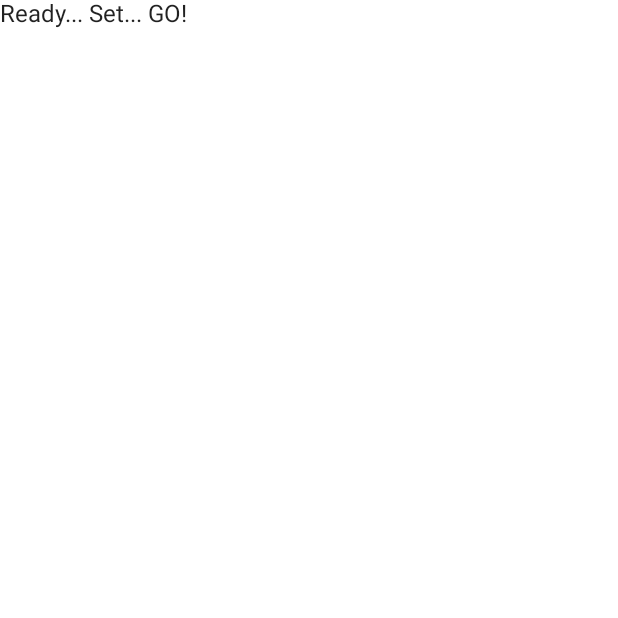
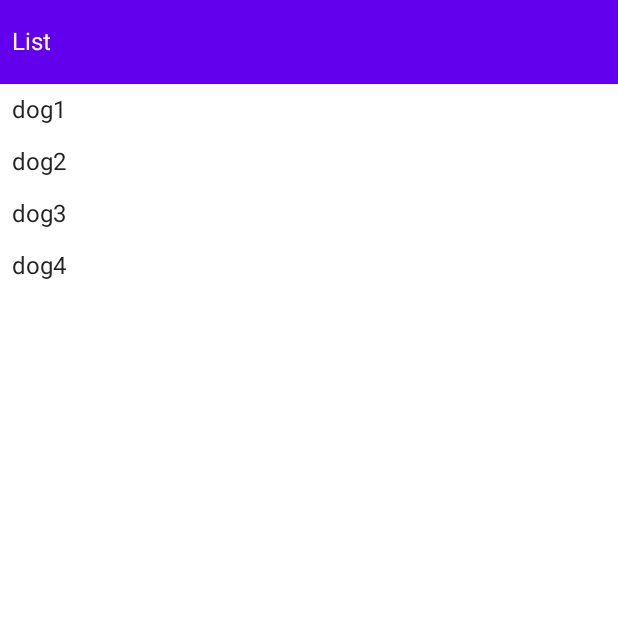
Before and after one commit to seisuke/android-dev-challenge-compose, an Android app built with Jetpack Compose: the screen it shows after launch (MainActivity), on a phone screen of 412 x 824 dp, the top half of it. Before the commit the part shown is almost empty. Run offline under Robolectric (Android 15) with nearby library versions, the phone set to English and light mode, and no system bars.

```diff
--- a/app/src/main/java/com/example/androiddevchallenge/MainActivity.kt
+++ b/app/src/main/java/com/example/androiddevchallenge/MainActivity.kt
@@ -17,30 +17,60 @@ package com.example.androiddevchallenge
 
 import android.os.Bundle
 import androidx.activity.compose.setContent
+import androidx.activity.viewModels
 import androidx.appcompat.app.AppCompatActivity
 import androidx.compose.material.MaterialTheme
 import androidx.compose.material.Surface
-import androidx.compose.material.Text
 import androidx.compose.runtime.Composable
 import androidx.compose.ui.tooling.preview.Preview
+import com.example.androiddevchallenge.model.Dog
+import com.example.androiddevchallenge.model.ScreenState.DetailState
+import com.example.androiddevchallenge.model.ScreenState.ListState
+import com.example.androiddevchallenge.model.ScreenStateViewModel
+import com.example.androiddevchallenge.ui.screen.DetailScreen
+import com.example.androiddevchallenge.ui.screen.ListScreen
 import com.example.androiddevchallenge.ui.theme.MyTheme
 
 class MainActivity : AppCompatActivity() {
+
+    private val screenStateViewModel by viewModels<ScreenStateViewModel>()
+
     override fun onCreate(savedInstanceState: Bundle?) {
         super.onCreate(savedInstanceState)
         setContent {
             MyTheme {
-                MyApp()
+                MyApp(screenStateViewModel)
             }
+        }
+    }
+
+    override fun onBackPressed() {
+        if (!screenStateViewModel.onBack()) {
+            super.onBackPressed()
         }
     }
 }
 
 // Start building your app here!
 @Composable
-fun MyApp() {
+fun MyApp(screenStateViewModel: ScreenStateViewModel) {
+    val dogList = listOf(
+        Dog(name = "dog1", description = "dog1 is blar blar blar"),
+        Dog(name = "dog2", description = "dog2 is blar blar blar"),
+        Dog(name = "dog3", description = "dog3 is blar blar blar"),
+        Dog(name = "dog4", description = "dog4 is blar blar blar"),
+    )
+
+    val onClick: (Dog) -> Unit = { dog ->
+        screenStateViewModel.navigateTo(DetailState(dog))
+    }
+
+    val screenState = screenStateViewModel.currentScreenState
     Surface(color = MaterialTheme.colors.background) {
-        Text(text = "Ready... Set... GO!")
+        when (screenState) {
+            ListState -> ListScreen(dogList, onClick)
+            is DetailState -> DetailScreen(screenState)
+        }
     }
 }
 
@@ -48,7 +78,7 @@ fun MyApp() {
 @Composable
 fun LightPreview() {
     MyTheme {
-        MyApp()
+        MyApp(ScreenStateViewModel())
     }
 }
 
@@ -56,6 +86,6 @@ fun LightPreview() {
 @Composable
 fun DarkPreview() {
     MyTheme(darkTheme = true) {
-        MyApp()
+        MyApp(ScreenStateViewModel())
     }
 }
--- /dev/null
+++ b/app/src/main/java/com/example/androiddevchallenge/model/Dog.kt
@@ -0,0 +1,21 @@
+/*
+ * Copyright 2021 The Android Open Source Project
+ *
+ * Licensed under the Apache License, Version 2.0 (the "License");
+ * you may not use this file except in compliance with the License.
+ * You may obtain a copy of the License at
+ *
+ *     https://www.apache.org/licenses/LICENSE-2.0
+ *
+ * Unless required by applicable law or agreed to in writing, software
+ * distributed under the License is distributed on an "AS IS" BASIS,
+ * WITHOUT WARRANTIES OR CONDITIONS OF ANY KIND, either express or implied.
+ * See the License for the specific language governing permissions and
+ * limitations under the License.
+ */
+package com.example.androiddevchallenge.model
+
+data class Dog(
+    val name: String,
+    val description: String
+)
--- /dev/null
+++ b/app/src/main/java/com/example/androiddevchallenge/model/ScreenState.kt
@@ -0,0 +1,21 @@
+/*
+ * Copyright 2021 The Android Open Source Project
+ *
+ * Licensed under the Apache License, Version 2.0 (the "License");
+ * you may not use this file except in compliance with the License.
+ * You may obtain a copy of the License at
+ *
+ *     https://www.apache.org/licenses/LICENSE-2.0
+ *
+ * Unless required by applicable law or agreed to in writing, software
+ * distributed under the License is distributed on an "AS IS" BASIS,
+ * WITHOUT WARRANTIES OR CONDITIONS OF ANY KIND, either express or implied.
+ * See the License for the specific language governing permissions and
+ * limitations under the License.
+ */
+package com.example.androiddevchallenge.model
+
+sealed class ScreenState {
+    object ListState : ScreenState()
+    class DetailState(val dog: Dog) : ScreenState()
+}
--- /dev/null
+++ b/app/src/main/java/com/example/androiddevchallenge/model/ScreenStateViewModel.kt
@@ -0,0 +1,40 @@
+/*
+ * Copyright 2021 The Android Open Source Project
+ *
+ * Licensed under the Apache License, Version 2.0 (the "License");
+ * you may not use this file except in compliance with the License.
+ * You may obtain a copy of the License at
+ *
+ *     https://www.apache.org/licenses/LICENSE-2.0
+ *
+ * Unless required by applicable law or agreed to in writing, software
+ * distributed under the License is distributed on an "AS IS" BASIS,
+ * WITHOUT WARRANTIES OR CONDITIONS OF ANY KIND, either express or implied.
+ * See the License for the specific language governing permissions and
+ * limitations under the License.
+ */
+package com.example.androiddevchallenge.model
+
+import androidx.annotation.MainThread
+import androidx.compose.runtime.getValue
+import androidx.compose.runtime.mutableStateOf
+import androidx.compose.runtime.setValue
+import androidx.lifecycle.ViewModel
+
+class ScreenStateViewModel : ViewModel() {
+
+    var currentScreenState: ScreenState by mutableStateOf(ScreenState.ListState)
+        private set
+
+    @MainThread
+    fun onBack(): Boolean {
+        val wasHandled = currentScreenState != ScreenState.ListState
+        currentScreenState = ScreenState.ListState
+        return wasHandled
+    }
+
+    @MainThread
+    fun navigateTo(screenState: ScreenState) {
+        currentScreenState = screenState
+    }
+}
--- /dev/null
+++ b/app/src/main/java/com/example/androiddevchallenge/ui/TopBar.kt
@@ -0,0 +1,42 @@
+/*
+ * Copyright 2021 The Android Open Source Project
+ *
+ * Licensed under the Apache License, Version 2.0 (the "License");
+ * you may not use this file except in compliance with the License.
+ * You may obtain a copy of the License at
+ *
+ *     https://www.apache.org/licenses/LICENSE-2.0
+ *
+ * Unless required by applicable law or agreed to in writing, software
+ * distributed under the License is distributed on an "AS IS" BASIS,
+ * WITHOUT WARRANTIES OR CONDITIONS OF ANY KIND, either express or implied.
+ * See the License for the specific language governing permissions and
+ * limitations under the License.
+ */
+package com.example.androiddevchallenge.ui
+
+import androidx.compose.foundation.background
+import androidx.compose.foundation.layout.Box
+import androidx.compose.foundation.layout.fillMaxWidth
+import androidx.compose.foundation.layout.height
+import androidx.compose.foundation.layout.padding
+import androidx.compose.material.MaterialTheme
+import androidx.compose.material.Text
+import androidx.compose.runtime.Composable
+import androidx.compose.ui.Alignment
+import androidx.compose.ui.Modifier
+import androidx.compose.ui.unit.dp
+
+@Composable
+fun TopBar(title: String) {
+    Box(
+        Modifier
+            .background(color = MaterialTheme.colors.primary)
+            .fillMaxWidth()
+            .height(56.dp)
+            .padding(start = 8.dp),
+        contentAlignment = Alignment.CenterStart
+    ) {
+        Text(title, color = MaterialTheme.colors.onPrimary)
+    }
+}
--- /dev/null
+++ b/app/src/main/java/com/example/androiddevchallenge/ui/screen/ListScreen.kt
@@ -0,0 +1,48 @@
+/*
+ * Copyright 2021 The Android Open Source Project
+ *
+ * Licensed under the Apache License, Version 2.0 (the "License");
+ * you may not use this file except in compliance with the License.
+ * You may obtain a copy of the License at
+ *
+ *     https://www.apache.org/licenses/LICENSE-2.0
+ *
+ * Unless required by applicable law or agreed to in writing, software
+ * distributed under the License is distributed on an "AS IS" BASIS,
+ * WITHOUT WARRANTIES OR CONDITIONS OF ANY KIND, either express or implied.
+ * See the License for the specific language governing permissions and
+ * limitations under the License.
+ */
+package com.example.androiddevchallenge.ui.screen
+
+import androidx.compose.foundation.clickable
+import androidx.compose.foundation.layout.fillMaxWidth
+import androidx.compose.foundation.layout.padding
+import androidx.compose.foundation.lazy.LazyColumn
+import androidx.compose.foundation.lazy.items
+import androidx.compose.material.Scaffold
+import androidx.compose.material.Text
+import androidx.compose.runtime.Composable
+import androidx.compose.ui.Modifier
+import androidx.compose.ui.unit.dp
+import com.example.androiddevchallenge.model.Dog
+import com.example.androiddevchallenge.ui.TopBar
+
+@Composable
+fun ListScreen(dogList: List<Dog>, onClick: (Dog) -> Unit) {
+    Scaffold(
+        topBar = { TopBar("List") }
+    ) {
+        LazyColumn {
+            items(dogList) { dog ->
+                Text(
+                    dog.name,
+                    modifier = Modifier
+                        .fillMaxWidth()
+                        .padding(8.dp)
+                        .clickable { onClick.invoke(dog) }
+                )
+            }
+        }
+    }
+}
```
Also changed, not shown: app/src/main/java/com/example/androiddevchallenge/ui/screen/DetailScreen.kt (added, +40 -0 lines).
